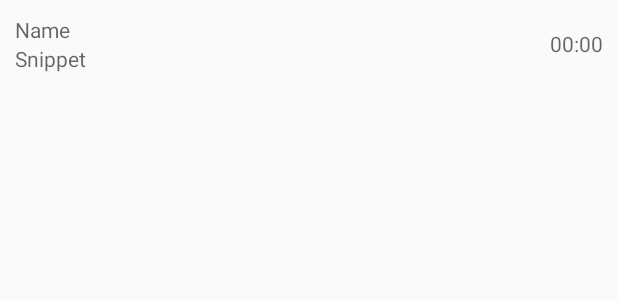
After one commit to mrashment/chatroom-app, an Android app: the layout layout_convo_header.xml on its own in the app's theme, with its tools: preview values and no code run, on a phone screen of 412 x 824 dp. The commit adds this screen. Shown: the top 300 px of the screen. Run offline under Robolectric (Android 15) with nearby library versions, the phone set to English and light mode, and no system bars.

Commit message:
Create layout for convo header

```diff
--- a/app/src/main/java/com/mrashment/chatroomapp/AllConversationsFragment.kt
+++ b/app/src/main/java/com/mrashment/chatroomapp/AllConversationsFragment.kt
@@ -24,8 +24,6 @@ class AllConversationsFragment : Fragment() {
     override fun onViewCreated(view: View, savedInstanceState: Bundle?) {
         super.onViewCreated(view, savedInstanceState)
 
-        view.findViewById<Button>(R.id.button_first).setOnClickListener {
-            findNavController().navigate(R.id.action_FirstFragment_to_SecondFragment)
-        }
+
     }
 }
--- a/app/src/main/res/layout/fragment_all_conversations.xml
+++ b/app/src/main/res/layout/fragment_all_conversations.xml
@@ -4,4 +4,13 @@
     xmlns:tools="http://schemas.android.com/tools"
     android:layout_width="match_parent"
     android:layout_height="match_parent"
-    tools:context=".AllConversationsFragment"/>
+    tools:context=".AllConversationsFragment">
+
+    <androidx.recyclerview.widget.RecyclerView
+        android:layout_width="match_parent"
+        android:layout_height="match_parent"
+        android:id="@+id/recyclerViewAll"
+        />
+
+
+</RelativeLayout>
--- /dev/null
+++ b/app/src/main/res/layout/layout_convo_header.xml
@@ -0,0 +1,42 @@
+<?xml version="1.0" encoding="utf-8"?>
+<RelativeLayout
+    xmlns:android="http://schemas.android.com/apk/res/android"
+    android:layout_width="match_parent"
+    android:layout_height="wrap_content"
+    android:padding="10sp"
+    >
+    <RelativeLayout
+        android:layout_width="wrap_content"
+        android:layout_height="wrap_content"
+        android:id="@+id/relLayoutNameAndSnippet"
+        android:layout_toLeftOf="@id/tvTime"
+        android:layout_alignParentLeft="true"
+        >
+        <TextView
+            android:layout_width="wrap_content"
+            android:layout_height="wrap_content"
+            android:id="@+id/tvContactName"
+            android:hint="Name"
+            />
+
+        <TextView
+            android:layout_width="wrap_content"
+            android:layout_height="wrap_content"
+            android:id="@+id/tvConvoSnippet"
+            android:layout_below="@id/tvContactName"
+            android:hint="Snippet"
+            />
+
+    </RelativeLayout>
+
+    <TextView
+        android:layout_width="wrap_content"
+        android:layout_height="wrap_content"
+        android:id="@+id/tvTime"
+        android:hint="00:00"
+        android:layout_alignParentRight="true"
+        android:layout_centerVertical="true"
+        />
+
+
+</RelativeLayout>
```
